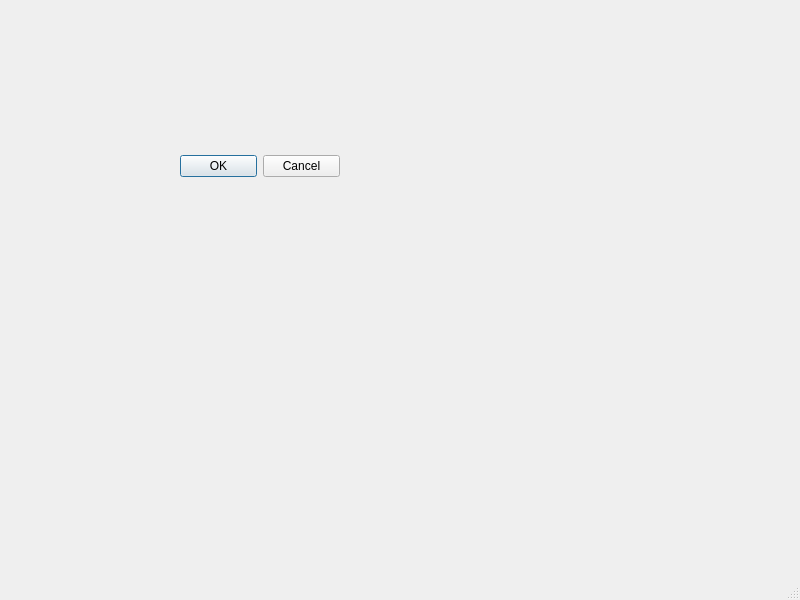
Old version of the form forms/mainwindow.ui in the repository ayoub9595/qt-pharmacie.
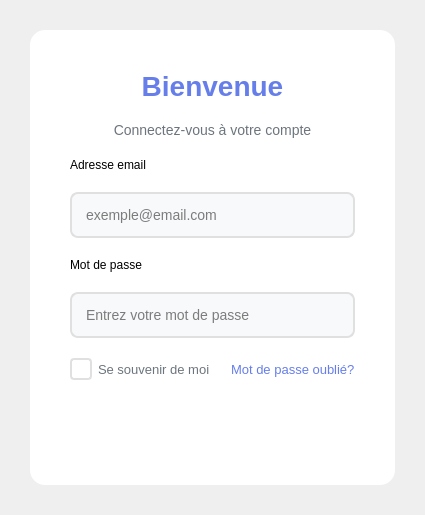
New version of the form.

Commit message: Add Login + Database Connection

Patch:
```diff
--- a/forms/mainwindow.ui
+++ b/forms/mainwindow.ui
@@ -6,39 +6,295 @@
    <rect>
     <x>0</x>
     <y>0</y>
-    <width>800</width>
-    <height>600</height>
+    <width>400</width>
+    <height>500</height>
    </rect>
   </property>
   <property name="windowTitle">
-   <string>MainWindow</string>
+   <string>Connexion - Pharmacie</string>
+  </property>
+  <property name="styleSheet">
+   <string notr="true">QMainWindow {
+    background: qlineargradient(x1:0, y1:0, x2:1, y2:1,
+                                stop:0 #667eea, stop:1 #764ba2);
+}
+
+QFrame#loginFrame {
+    background-color: white;
+    border-radius: 15px;
+}
+
+QLabel#titleLabel {
+    color: #667eea;
+    font-size: 28px;
+    font-weight: bold;
+}
+
+QLabel#subtitleLabel {
+    color: #6c757d;
+    font-size: 14px;
+}
+
+QLineEdit {
+    padding: 12px;
+    border: 2px solid #e0e0e0;
+    border-radius: 8px;
+    font-size: 14px;
+    background-color: #f8f9fa;
+}
+
+QLineEdit:focus {
+    border: 2px solid #667eea;
+    background-color: white;
+}
+
+QPushButton#loginButton {
+    background: qlineargradient(x1:0, y1:0, x2:1, y2:0,
+                                stop:0 #667eea, stop:1 #764ba2);
+    color: white;
+    border: none;
+    border-radius: 8px;
+    padding: 12px;
+    font-size: 16px;
+    font-weight: bold;
+}
+
+QPushButton#loginButton:hover {
+    background: qlineargradient(x1:0, y1:0, x2:1, y2:0,
+                                stop:0 #5568d3, stop:1 #653a8b);
+}
+
+QPushButton#loginButton:pressed {
+    background: qlineargradient(x1:0, y1:0, x2:1, y2:0,
+                                stop:0 #4557c2, stop:1 #54297a);
+}
+
+QLabel#forgotLabel {
+    color: #667eea;
+    font-size: 13px;
+}
+
+QLabel#forgotLabel:hover {
+    color: #764ba2;
+    text-decoration: underline;
+}
+
+QCheckBox {
+    color: #6c757d;
+    font-size: 13px;
+}
+
+QCheckBox::indicator {
+    width: 18px;
+    height: 18px;
+    border-radius: 4px;
+    border: 2px solid #e0e0e0;
+}
+
+QCheckBox::indicator:checked {
+    background-color: #667eea;
+    border: 2px solid #667eea;
+}</string>
   </property>
   <widget class="QWidget" name="centralwidget">
-   <widget class="QDialogButtonBox" name="buttonBox">
-    <property name="geometry">
-     <rect>
-      <x>180</x>
-      <y>150</y>
-      <width>160</width>
-      <height>32</height>
-     </rect>
-    </property>
-    <property name="standardButtons">
-     <set>QDialogButtonBox::Cancel|QDialogButtonBox::Ok</set>
-    </property>
-   </widget>
-  </widget>
-  <widget class="QMenuBar" name="menubar">
-   <property name="geometry">
-    <rect>
-     <x>0</x>
-     <y>0</y>
-     <width>800</width>
-     <height>24</height>
-    </rect>
+   <layout class="QVBoxLayout" name="verticalLayout">
+   <property name="spacing">
+    <number>0</number>
    </property>
+   <property name="leftMargin">
+    <number>30</number>
+   </property>
+   <property name="topMargin">
+    <number>30</number>
+   </property>
+   <property name="rightMargin">
+    <number>30</number>
+   </property>
+   <property name="bottomMargin">
+    <number>30</number>
+   </property>
+   <item>
+    <widget class="QFrame" name="loginFrame">
+     <property name="frameShape">
+      <enum>QFrame::StyledPanel</enum>
+     </property>
+     <property name="frameShadow">
+      <enum>QFrame::Raised</enum>
+     </property>
+     <layout class="QVBoxLayout" name="verticalLayout_2">
+      <property name="spacing">
+       <number>20</number>
+      </property>
+      <property name="leftMargin">
+       <number>40</number>
+      </property>
+      <property name="topMargin">
+       <number>40</number>
+      </property>
+      <property name="rightMargin">
+       <number>40</number>
+      </property>
+      <property name="bottomMargin">
+       <number>40</number>
+      </property>
+      <item>
+       <spacer name="verticalSpacer">
+        <property name="orientation">
+         <enum>Qt::Vertical</enum>
+        </property>
+        <property name="sizeHint" stdset="0">
+         <size>
+          <width>20</width>
+          <height>20</height>
+         </size>
+        </property>
+       </spacer>
+      </item>
+      <item>
+       <widget class="QLabel" name="titleLabel">
+        <property name="text">
+         <string>Bienvenue</string>
+        </property>
+        <property name="alignment">
+         <set>Qt::AlignCenter</set>
+        </property>
+       </widget>
+      </item>
+      <item>
+       <widget class="QLabel" name="subtitleLabel">
+        <property name="text">
+         <string>Connectez-vous à votre compte</string>
+        </property>
+        <property name="alignment">
+         <set>Qt::AlignCenter</set>
+        </property>
+       </widget>
+      </item>
+      <item>
+       <spacer name="verticalSpacer_2">
+        <property name="orientation">
+         <enum>Qt::Vertical</enum>
+        </property>
+        <property name="sizeHint" stdset="0">
+         <size>
+          <width>20</width>
+          <height>30</height>
+         </size>
+        </property>
+       </spacer>
+      </item>
+      <item>
+       <widget class="QLabel" name="emailLabel">
+        <property name="text">
+         <string>Adresse email</string>
+        </property>
+       </widget>
+      </item>
+      <item>
+       <widget class="QLineEdit" name="emailLineEdit">
+        <property name="placeholderText">
+         <string>exemple@email.com</string>
+        </property>
+       </widget>
+      </item>
+      <item>
+       <widget class="QLabel" name="passwordLabel">
+        <property name="text">
+         <string>Mot de passe</string>
+        </property>
+       </widget>
+      </item>
+      <item>
+       <widget class="QLineEdit" name="passwordLineEdit">
+        <property name="echoMode">
+         <enum>QLineEdit::Password</enum>
+        </property>
+        <property name="placeholderText">
+         <string>Entrez votre mot de passe</string>
+        </property>
+       </widget>
+      </item>
+      <item>
+       <layout class="QHBoxLayout" name="horizontalLayout">
+        <item>
+         <widget class="QCheckBox" name="rememberCheckBox">
+          <property name="text">
+           <string>Se souvenir de moi</string>
+          </property>
+         </widget>
+        </item>
+        <item>
+         <spacer name="horizontalSpacer">
+          <property name="orientation">
+           <enum>Qt::Horizontal</enum>
+          </property>
+          <property name="sizeHint" stdset="0">
+           <size>
+            <width>40</width>
+            <height>20</height>
+           </size>
+          </property>
+         </spacer>
+        </item>
+        <item>
+         <widget class="QLabel" name="forgotLabel">
+          <property name="text">
+           <string>Mot de passe oublié?</string>
+          </property>
+          <property name="cursor">
+           <cursorShape>PointingHandCursor</cursorShape>
+          </property>
+         </widget>
+        </item>
+       </layout>
+      </item>
+      <item>
+       <spacer name="verticalSpacer_3">
+        <property name="orientation">
+         <enum>Qt::Vertical</enum>
+        </property>
+        <property name="sizeHint" stdset="0">
+         <size>
+          <width>20</width>
+          <height>20</height>
+         </size>
+        </property>
+       </spacer>
+      </item>
+      <item>
+       <widget class="QPushButton" name="loginButton">
+        <property name="minimumSize">
+         <size>
+          <width>0</width>
+          <height>45</height>
+         </size>
+        </property>
+        <property name="cursor">
+         <cursorShape>PointingHandCursor</cursorShape>
+        </property>
+        <property name="text">
+         <string>Se connecter</string>
+        </property>
+       </widget>
+      </item>
+      <item>
+       <spacer name="verticalSpacer_4">
+        <property name="orientation">
+         <enum>Qt::Vertical</enum>
+        </property>
+        <property name="sizeHint" stdset="0">
+         <size>
+          <width>20</width>
+          <height>40</height>
+         </size>
+        </property>
+       </spacer>
+      </item>
+     </layout>
+    </widget>
+   </item>
+   </layout>
   </widget>
-  <widget class="QStatusBar" name="statusbar"/>
  </widget>
  <resources/>
  <connections/>
```
The commit also changes 6 other files.
